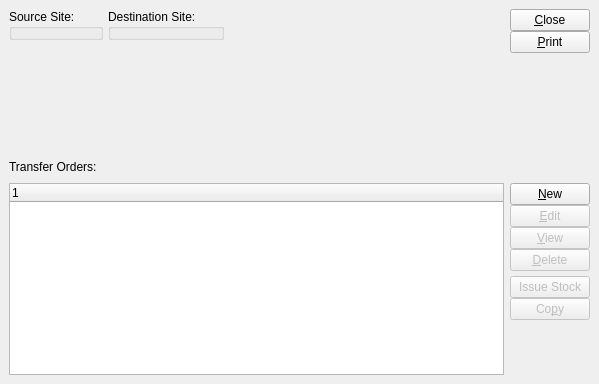
This is guiclient/transferOrders.ui in Pegasus-RPG/xtuple-client as Qt 5 draws it before an edit. The edited form follows.
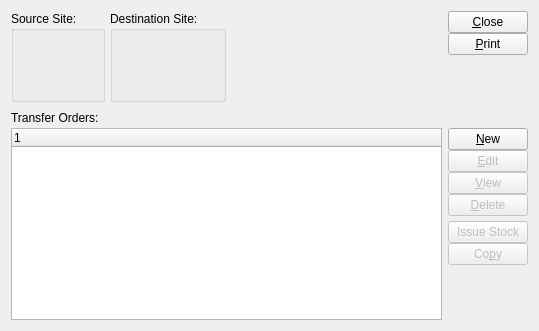
This is the edited form. Custom widgets are drawn as their Qt base class.

Commit message: issue #7264:  Layout tweaks to transfer order windows.

Diff of the .ui file:
```diff
--- a/guiclient/transferOrders.ui
+++ b/guiclient/transferOrders.ui
@@ -5,8 +5,8 @@
    <rect>
     <x>0</x>
     <y>0</y>
-    <width>599</width>
-    <height>384</height>
+    <width>539</width>
+    <height>331</height>
    </rect>
   </property>
   <property name="windowTitle" >
@@ -14,28 +14,13 @@
   </property>
   <widget class="QWidget" name="widget" >
    <layout class="QVBoxLayout" >
-    <property name="margin" >
-     <number>9</number>
-    </property>
-    <property name="spacing" >
-     <number>6</number>
-    </property>
     <item>
      <layout class="QHBoxLayout" >
-      <property name="margin" >
-       <number>0</number>
-      </property>
       <property name="spacing" >
        <number>5</number>
       </property>
       <item>
        <layout class="QVBoxLayout" >
-        <property name="margin" >
-         <number>0</number>
-        </property>
-        <property name="spacing" >
-         <number>6</number>
-        </property>
         <item>
          <widget class="WarehouseGroup" name="_srcWarehouse" >
           <property name="title" >
@@ -43,29 +28,10 @@
           </property>
          </widget>
         </item>
-        <item>
-         <spacer>
-          <property name="orientation" >
-           <enum>Qt::Vertical</enum>
-          </property>
-          <property name="sizeHint" >
-           <size>
-            <width>20</width>
-            <height>0</height>
-           </size>
-          </property>
-         </spacer>
-        </item>
        </layout>
       </item>
       <item>
        <layout class="QVBoxLayout" >
-        <property name="margin" >
-         <number>0</number>
-        </property>
-        <property name="spacing" >
-         <number>6</number>
-        </property>
         <item>
          <widget class="WarehouseGroup" name="_destWarehouse" >
           <property name="title" >
@@ -73,26 +39,10 @@
           </property>
          </widget>
         </item>
-        <item>
-         <spacer>
-          <property name="orientation" >
-           <enum>Qt::Vertical</enum>
-          </property>
-          <property name="sizeHint" >
-           <size>
-            <width>20</width>
-            <height>0</height>
-           </size>
-          </property>
-         </spacer>
-        </item>
        </layout>
       </item>
       <item>
        <layout class="QHBoxLayout" >
-        <property name="margin" >
-         <number>0</number>
-        </property>
         <property name="spacing" >
          <number>0</number>
         </property>
@@ -111,9 +61,6 @@
         </item>
         <item>
          <layout class="QVBoxLayout" >
-          <property name="margin" >
-           <number>0</number>
-          </property>
           <property name="spacing" >
            <number>0</number>
           </property>
@@ -136,6 +83,9 @@
             <property name="orientation" >
              <enum>Qt::Vertical</enum>
             </property>
+            <property name="sizeType" >
+             <enum>QSizePolicy::Expanding</enum>
+            </property>
             <property name="sizeHint" >
              <size>
               <width>20</width>
@@ -150,12 +100,15 @@
       </item>
      </layout>
     </item>
+    <item>
+     <layout class="QVBoxLayout" >
+      <property name="spacing" >
+       <number>0</number>
+      </property>
     <item>
      <widget class="QLabel" name="_transferOrdersLit" >
       <property name="sizePolicy" >
-       <sizepolicy>
-        <hsizetype>7</hsizetype>
-        <vsizetype>0</vsizetype>
+         <sizepolicy vsizetype="Fixed" hsizetype="Expanding" >
         <horstretch>0</horstretch>
         <verstretch>0</verstretch>
        </sizepolicy>
@@ -173,18 +126,10 @@
     </item>
     <item>
      <layout class="QHBoxLayout" >
-      <property name="margin" >
-       <number>0</number>
-      </property>
-      <property name="spacing" >
-       <number>6</number>
-      </property>
       <item>
        <widget class="XTreeWidget" name="_to" >
         <property name="sizePolicy" >
-         <sizepolicy>
-          <hsizetype>7</hsizetype>
-          <vsizetype>7</vsizetype>
+           <sizepolicy vsizetype="Expanding" hsizetype="Expanding" >
           <horstretch>0</horstretch>
           <verstretch>2</verstretch>
          </sizepolicy>
@@ -193,17 +138,11 @@
       </item>
       <item>
        <layout class="QVBoxLayout" >
-        <property name="margin" >
-         <number>0</number>
-        </property>
         <property name="spacing" >
          <number>5</number>
         </property>
         <item>
          <layout class="QVBoxLayout" >
-          <property name="margin" >
-           <number>0</number>
-          </property>
           <property name="spacing" >
            <number>0</number>
           </property>
@@ -260,9 +199,6 @@
         </item>
         <item>
          <layout class="QVBoxLayout" >
-          <property name="margin" >
-           <number>0</number>
-          </property>
           <property name="spacing" >
            <number>0</number>
           </property>
@@ -309,21 +245,23 @@
      </layout>
     </item>
    </layout>
+    </item>
+   </layout>
   </widget>
  </widget>
  <layoutdefault spacing="6" margin="11" />
  <pixmapfunction>qPixmapFromMimeSource</pixmapfunction>
  <customwidgets>
-  <customwidget>
-   <class>XTreeWidget</class>
-   <extends>QTreeWidget</extends>
-   <header>xtreewidget.h</header>
-  </customwidget>
   <customwidget>
    <class>WarehouseGroup</class>
    <extends>QGroupBox</extends>
    <header>warehousegroup.h</header>
   </customwidget>
+  <customwidget>
+   <class>XTreeWidget</class>
+   <extends>QTreeWidget</extends>
+   <header>xtreewidget.h</header>
+  </customwidget>
  </customwidgets>
  <tabstops>
   <tabstop>_srcWarehouse</tabstop>
```
Left out of the diff: 1 changed line with no effect on the pictures. Lines whose indentation alone changed are shown as unchanged. The commit also changes 1 other file.
